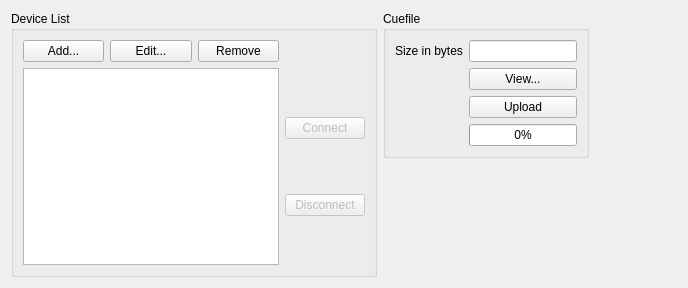
8bitbuddhist/PixelMaestro-Studio, file src/widget/devicecontrolwidget.ui: the form before one commit.
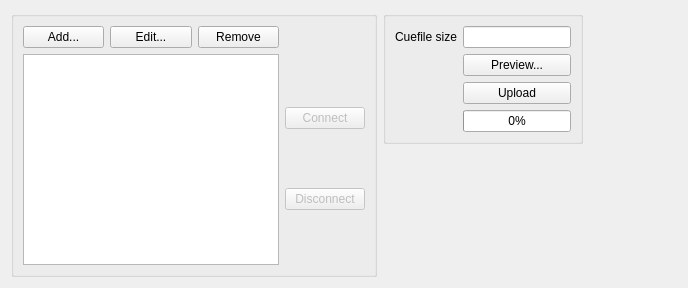
The form after the commit.

```diff
--- a/src/widget/devicecontrolwidget.ui
+++ b/src/widget/devicecontrolwidget.ui
@@ -17,7 +17,7 @@
    <item>
     <widget class="QGroupBox" name="deviceListGroupBox">
      <property name="title">
-      <string>Device List</string>
+      <string/>
      </property>
      <layout class="QGridLayout" name="gridLayout_2">
       <item row="2" column="0">
@@ -84,13 +84,13 @@
       </sizepolicy>
      </property>
      <property name="title">
-      <string>Cuefile</string>
+      <string/>
      </property>
      <layout class="QGridLayout" name="gridLayout_3">
       <item row="2" column="0">
        <widget class="QLabel" name="label">
         <property name="text">
-         <string>Size in bytes</string>
+         <string>Cuefile size</string>
         </property>
        </widget>
       </item>
@@ -107,7 +107,7 @@
       <item row="3" column="1">
        <widget class="QPushButton" name="previewButton">
         <property name="text">
-         <string>View...</string>
+         <string>Preview...</string>
         </property>
        </widget>
       </item>
```
